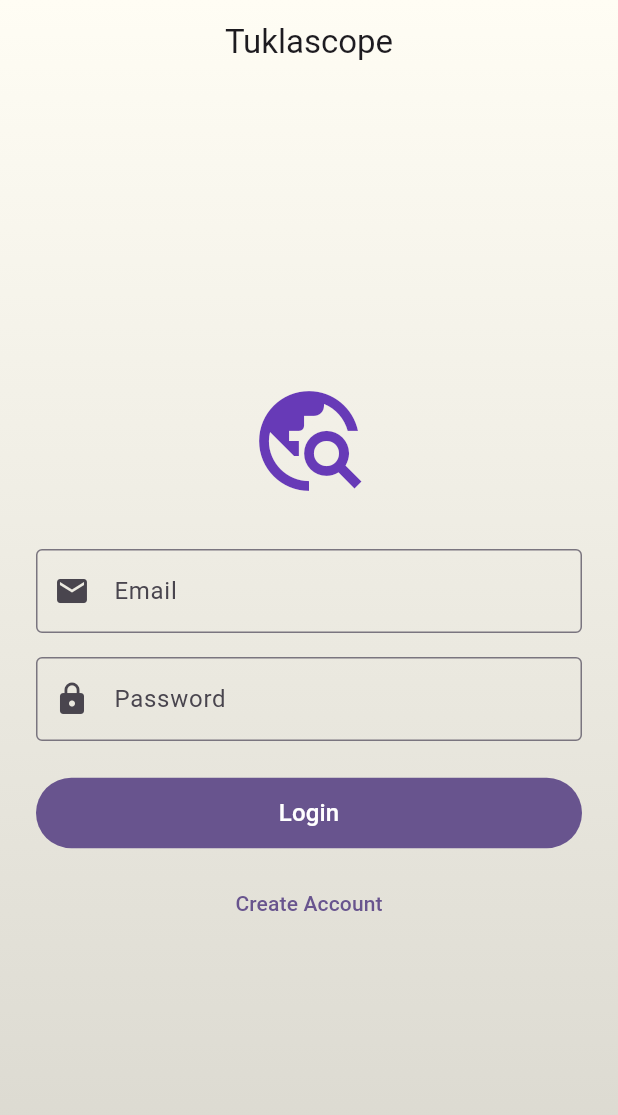
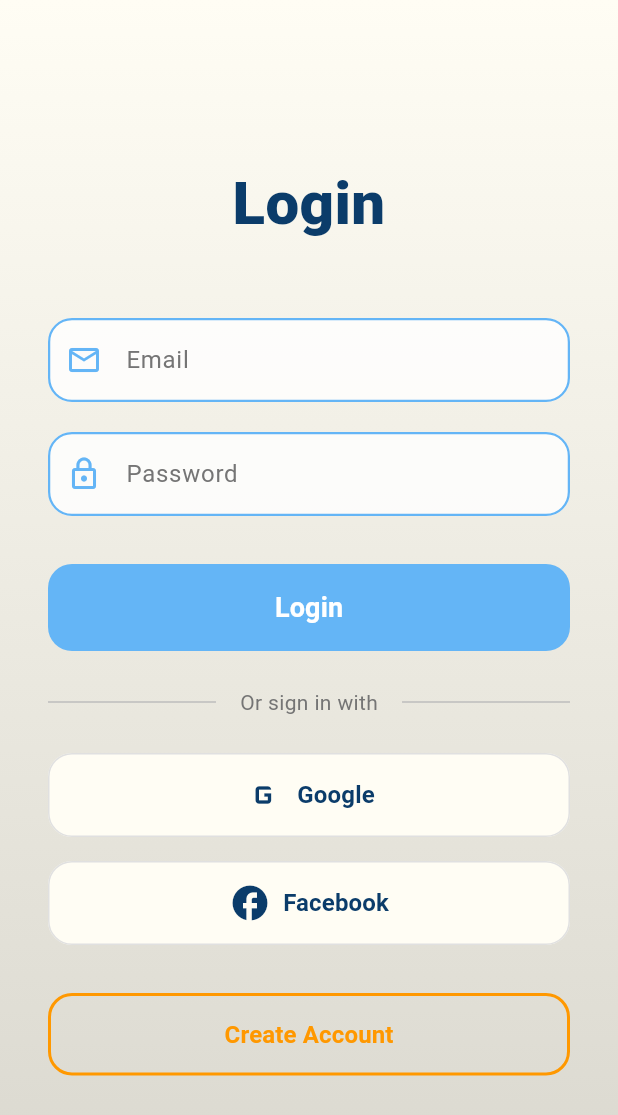
Before and after one commit to D4rkbyte-Hackathon/tuklascope_mobile, a Flutter app: the screen it shows after launch, on a phone screen of 412 x 824 dp. Shown: the top 1115 px of the screen. Run offline on Flutter 3.47's test engine with Material 3 defaults, Android fonts, the phone set to English and light mode, and no system bars; our stand-ins replace camera, flutter_dotenv, flutter_riverpod, supabase_flutter; accounts and stored records are empty.

Commit message:
chore: improve login screen UI

```diff
--- a/mobile/lib/features/auth/presentation/screens/login_screen.dart
+++ b/mobile/lib/features/auth/presentation/screens/login_screen.dart
@@ -36,19 +36,15 @@ class _LoginScreenState extends ConsumerState<LoginScreen> {
             _passwordController.text.trim(),
           );
 
-        // ADD THIS NAVIGATION BLOCK:
       if (mounted) {
         Navigator.pushReplacement(
           context,
-          MaterialPageRoute(builder: (context) => CompassQuestionsScreen()),
+          MaterialPageRoute(builder: (context) => const CompassQuestionsScreen()),
         );
       }
     } on AuthException catch (e) {
-      // Supabase throws this if the password is wrong, user doesn't exist, etc.
       if (mounted) {
-        ScaffoldMessenger.of(
-          context,
-        ).showSnackBar(SnackBar(content: Text(e.message)));
+        ScaffoldMessenger.of(context).showSnackBar(SnackBar(content: Text(e.message)));
       }
     } catch (e) {
       if (mounted) {
@@ -77,21 +73,19 @@ class _LoginScreenState extends ConsumerState<LoginScreen> {
             _emailController.text.trim(),
             _passwordController.text.trim(),
           );
-      // ADD THIS NAVIGATION BLOCK:
+
       if (mounted) {
         ScaffoldMessenger.of(context).showSnackBar(
           const SnackBar(content: Text('Success! You are now registered.')),
         );
         Navigator.pushReplacement(
           context,
-          MaterialPageRoute(builder: (context) => CompassQuestionsScreen()),
+          MaterialPageRoute(builder: (context) => const CompassQuestionsScreen()),
         );
       }
     } on AuthException catch (e) {
       if (mounted) {
-        ScaffoldMessenger.of(
-          context,
-        ).showSnackBar(SnackBar(content: Text(e.message)));
+        ScaffoldMessenger.of(context).showSnackBar(SnackBar(content: Text(e.message)));
       }
     } catch (e) {
       if (mounted) {
@@ -110,7 +104,6 @@ class _LoginScreenState extends ConsumerState<LoginScreen> {
 
   @override
   void dispose() {
-    // Always dispose controllers to prevent memory leaks!
     _emailController.dispose();
     _passwordController.dispose();
     super.dispose();
@@ -119,57 +112,122 @@ class _LoginScreenState extends ConsumerState<LoginScreen> {
   @override
   Widget build(BuildContext context) {
     return GradientScaffold(
-      appBar: AppBar(title: const Text('Tuklascope'), centerTitle: true),
-      body: Center(
+      // We removed the AppBar to give it a modern, full-screen clean look
+      body: SafeArea(
+        child: Center(
           child: SingleChildScrollView(
-          padding: const EdgeInsets.all(24.0),
+            padding: const EdgeInsets.symmetric(horizontal: 32.0),
             child: Column(
               mainAxisAlignment: MainAxisAlignment.center,
               crossAxisAlignment: CrossAxisAlignment.stretch,
               children: [
-              const Icon(
-                Icons.travel_explore,
-                size: 80,
-                color: Colors.deepPurple,
+                // "Login" Text at the top
+                const Text(
+                  'Login',
+                  textAlign: TextAlign.center,
+                  style: TextStyle(
+                    fontSize: 40,
+                    fontWeight: FontWeight.w900,
+                    color: Color(0xFF0B3C6A), // Tuklascope Dark Blue
+                  ),
+                ),
+                const SizedBox(height: 48),
+
+                // Email Textbar
+                _buildCustomTextField(
+                  controller: _emailController,
+                  label: 'Email',
+                  icon: Icons.email_outlined,
+                  keyboardType: TextInputType.emailAddress,
+                ),
+                const SizedBox(height: 20),
+
+                // Password Textbar
+                _buildCustomTextField(
+                  controller: _passwordController,
+                  label: 'Password',
+                  icon: Icons.lock_outline,
+                  obscureText: true,
                 ),
                 const SizedBox(height: 32),
-              TextField(
-                controller: _emailController,
-                decoration: const InputDecoration(
-                  labelText: 'Email',
-                  border: OutlineInputBorder(),
-                  prefixIcon: Icon(Icons.email),
-                ),
-                keyboardType: TextInputType.emailAddress,
-              ),
-              const SizedBox(height: 16),
-              TextField(
-                controller: _passwordController,
-                decoration: const InputDecoration(
-                  labelText: 'Password',
-                  border: OutlineInputBorder(),
-                  prefixIcon: Icon(Icons.lock),
-                ),
-                obscureText: true,
-              ),
-              const SizedBox(height: 24),
+
                 if (_isLoading)
-                const Center(child: CircularProgressIndicator())
+                  const Center(child: CircularProgressIndicator(color: Color(0xFF64B5F6)))
                 else
                   Column(
                     crossAxisAlignment: CrossAxisAlignment.stretch,
                     children: [
-                    FilledButton(
+                      // Custom Login Button
+                      ElevatedButton(
                         onPressed: _signIn,
-                      child: const Padding(
-                        padding: EdgeInsets.all(12.0),
-                        child: Text('Login', style: TextStyle(fontSize: 16)),
+                        style: ElevatedButton.styleFrom(
+                          backgroundColor: const Color(0xFF64B5F6), // Your specified blue
+                          foregroundColor: Colors.white,
+                          padding: const EdgeInsets.symmetric(vertical: 16),
+                          shape: RoundedRectangleBorder(
+                            borderRadius: BorderRadius.circular(16),
+                          ),
+                          elevation: 0,
+                        ),
+                        child: const Text(
+                          'Login',
+                          style: TextStyle(fontSize: 18, fontWeight: FontWeight.bold),
                         ),
                       ),
-                    const SizedBox(height: 12),
-                    TextButton(
+
+                      const SizedBox(height: 24),
+
+                      // "Or sign in with" Divider
+                      Row(
+                        children: [
+                          Expanded(child: Divider(color: Colors.grey[400])),
+                          Padding(
+                            padding: const EdgeInsets.symmetric(horizontal: 16),
+                            child: Text(
+                              'Or sign in with',
+                              style: TextStyle(color: Colors.grey[600], fontSize: 14),
+                            ),
+                          ),
+                          Expanded(child: Divider(color: Colors.grey[400])),
+                        ],
+                      ),
+                      const SizedBox(height: 24),
+
+                      // Google Button
+                      _buildSocialButton(
+                        icon: Icons.g_mobiledata, // Placeholder Google icon
+                        label: 'Google',
+                        onPressed: () {
+                          // TODO: Implement Google Sign In
+                        },
+                      ),
+                      const SizedBox(height: 16),
+
+                      // Facebook Button
+                      _buildSocialButton(
+                        icon: Icons.facebook,
+                        label: 'Facebook',
+                        onPressed: () {
+                          // TODO: Implement Facebook Sign In
+                        },
+                      ),
+                      const SizedBox(height: 32),
+
+                      // Create Account Button
+                      OutlinedButton(
                         onPressed: _signUp,
-                      child: const Text('Create Account'),
+                        style: OutlinedButton.styleFrom(
+                          foregroundColor: const Color(0xFFFF9800), // Your specified Orange
+                          side: const BorderSide(color: Color(0xFFFF9800), width: 2),
+                          padding: const EdgeInsets.symmetric(vertical: 16),
+                          shape: RoundedRectangleBorder(
+                            borderRadius: BorderRadius.circular(16),
+                          ),
+                        ),
+                        child: const Text(
+                          'Create Account',
+                          style: TextStyle(fontSize: 16, fontWeight: FontWeight.bold),
+                        ),
                       ),
                     ],
                   ),
@@ -177,6 +235,69 @@ class _LoginScreenState extends ConsumerState<LoginScreen> {
             ),
           ),
         ),
+      ),
+    );
+  }
+
+  // --- HELPER METHODS FOR CLEAN UI ---
+
+  Widget _buildCustomTextField({
+    required TextEditingController controller,
+    required String label,
+    required IconData icon,
+    bool obscureText = false,
+    TextInputType keyboardType = TextInputType.text,
+  }) {
+    return TextField(
+      controller: controller,
+      obscureText: obscureText,
+      keyboardType: keyboardType,
+      style: const TextStyle(color: Color(0xFF0B3C6A)), // Dark text for typing
+      decoration: InputDecoration(
+        labelText: label,
+        labelStyle: TextStyle(color: Colors.grey[600]),
+        prefixIcon: Icon(icon, color: const Color(0xFF64B5F6)), // The light blue icon
+        filled: true,
+        fillColor: Colors.white.withOpacity(0.8), // Slightly transparent white fill
+        enabledBorder: OutlineInputBorder(
+          borderRadius: BorderRadius.circular(16),
+          borderSide: const BorderSide(color: Color(0xFF64B5F6), width: 1.5), // Light blue border
+        ),
+        focusedBorder: OutlineInputBorder(
+          borderRadius: BorderRadius.circular(16),
+          borderSide: const BorderSide(color: Color(0xFF64B5F6), width: 2.5), // Thicker when tapped
+        ),
+      ),
+    );
+  }
+
+  Widget _buildSocialButton({
+    required IconData icon,
+    required String label,
+    required VoidCallback onPressed,
+  }) {
+    return ElevatedButton.icon(
+      onPressed: onPressed,
+      icon: Icon(icon, size: 28, color: const Color(0xFF0B3C6A)),
+      label: Text(
+        label,
+        style: const TextStyle(
+          color: Color(0xFF0B3C6A),
+          fontSize: 16,
+          fontWeight: FontWeight.w600,
+        ),
+      ),
+      style: ElevatedButton.styleFrom(
+        backgroundColor: const Color(0xFFFFFDF4), // Your specified cream color
+        foregroundColor: const Color(0xFF0B3C6A),
+        padding: const EdgeInsets.symmetric(vertical: 14),
+        shape: RoundedRectangleBorder(
+          borderRadius: BorderRadius.circular(16),
+          // Subtle border to make it pop against the background
+          side: BorderSide(color: Colors.grey[300]!, width: 1),
+        ),
+        elevation: 0,
+      ),
     );
   }
 }
--- a/mobile/lib/features/home/home_screen.dart
+++ b/mobile/lib/features/home/home_screen.dart
@@ -26,12 +26,11 @@ class HomeScreen extends ConsumerWidget {
               // A. Tell Supabase to kill the session and delete the token
               await ref.read(authServiceProvider).signOut();
 
-              // B. Kick the user back to the Splash Screen
+              // B. Kick the user back to the Splash Screen using the ROOT Navigator!
               if (context.mounted) {
-                Navigator.pushAndRemoveUntil(
-                  context,
+                Navigator.of(context, rootNavigator: true).pushAndRemoveUntil(
                   MaterialPageRoute(builder: (context) => const SplashScreen()),
-                  (route) => false, // This completely destroys the navigation history so they can't hit "Back"
+                  (route) => false, // Destroys everything, including the Bottom Nav Bar
                 );
               }
             },
--- a/mobile/lib/features/onboarding/splash_screen.dart
+++ b/mobile/lib/features/onboarding/splash_screen.dart
@@ -2,6 +2,9 @@ import 'package:flutter/material.dart';
 import 'package:supabase_flutter/supabase_flutter.dart';
 import '../auth/presentation/screens/login_screen.dart';
 import '../../main_navigation.dart';
+
+// 1. Import your custom Gradient Scaffold
+import '../../core/widgets/gradient_scaffold.dart';
 
 class SplashScreen extends StatefulWidget {
   const SplashScreen({super.key});
@@ -23,33 +26,35 @@ class _SplashScreenState extends State<SplashScreen> {
 
     if (!mounted) return;
 
-    // 2. Check Supabase to see if they are already logged in from a previous session
+    // 2. Check Supabase to see if they are already logged in
     final session = Supabase.instance.client.auth.currentSession;
 
     if (session != null) {
-      // If returning user, skip login and compass -> Go straight to Main Navigation
       Navigator.pushReplacement(
         context,
-        MaterialPageRoute(builder: (context) => MainNavigation()), //add const later eg const MainNavigation (mas smooth daw ingon gemini)
+        // Added the const here!
+        MaterialPageRoute(builder: (context) => const MainNavigation()),
       );
     } else {
-      // If new or logged out -> Go to Login Screen
       Navigator.pushReplacement(
         context,
-        MaterialPageRoute(builder: (context) => LoginScreen()),
+        // Added the const here!
+        MaterialPageRoute(builder: (context) => const LoginScreen()),
       );
     }
   }
 
   @override
   Widget build(BuildContext context) {
-    return const Scaffold(
-      backgroundColor: Colors.deepPurple,
+    // 3. Swap the basic Scaffold for your beautiful GradientScaffold
+    return GradientScaffold(
       body: Center(
-        child: Text(
-          'Tuklascope\n(Logo Here)',
-          textAlign: TextAlign.center,
-          style: TextStyle(fontSize: 32, color: Colors.white, fontWeight: FontWeight.bold),
+        // 4. Swap the Text for your actual image!
+        child: Image.asset(
+          'assets/images/logo.png', // Change 'logo.png' if your file is named something else!
+          width: 250, // Adjust these numbers to make your logo bigger or smaller
+          height: 250,
+          fit: BoxFit.contain, // Ensures the logo scales cleanly
         ),
       ),
     );
--- a/mobile/pubspec.yaml
+++ b/mobile/pubspec.yaml
@@ -64,6 +64,7 @@ flutter:
 
   assets:
     - .env
+    - assets/images/logo.png
 
   # To add assets to your application, add an assets section, like this:
   # assets:
```
Also changed, not shown: mobile/assets/images/logo.png (added). Lines whose indentation alone changed are shown as unchanged.
